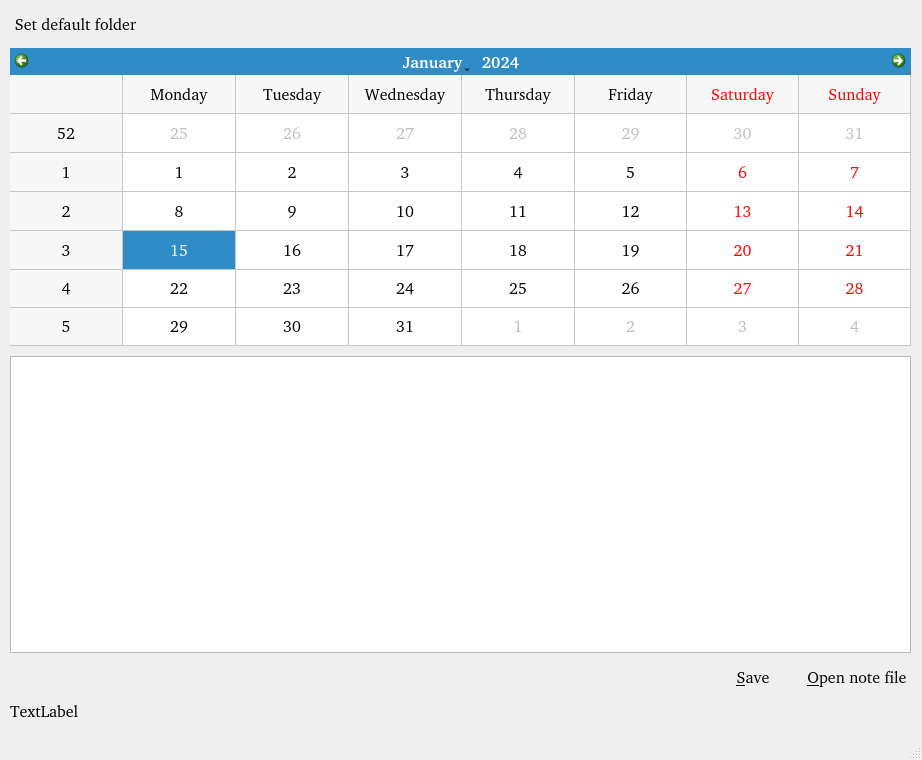
Old version of the form mainwindow.ui in the repository camilasan/moodtracker.
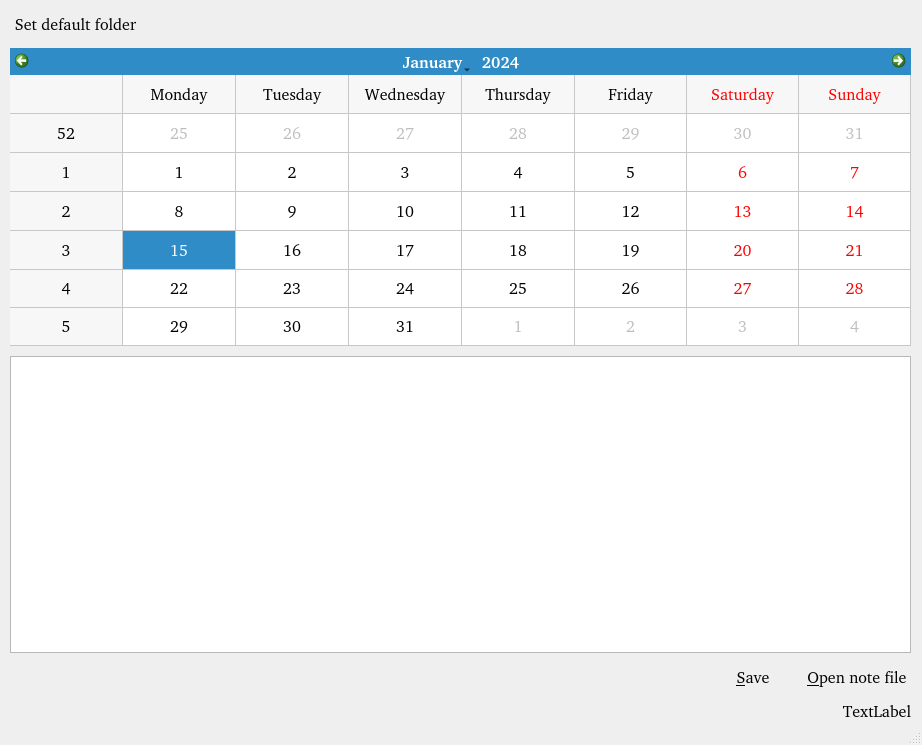
New version of the form. Icons and pictures are not drawn.

Commit message: Add label with info about the app.

The edit to the form file:
```diff
--- a/mainwindow.ui
+++ b/mainwindow.ui
@@ -7,7 +7,7 @@
     <x>0</x>
     <y>0</y>
     <width>922</width>
-    <height>760</height>
+    <height>745</height>
    </rect>
   </property>
   <property name="font">
@@ -45,7 +45,7 @@
       <x>0</x>
       <y>0</y>
       <width>921</width>
-      <height>731</height>
+      <height>721</height>
      </rect>
     </property>
     <layout class="QVBoxLayout" name="verticalLayout">
@@ -62,7 +62,7 @@
       <number>10</number>
      </property>
      <property name="bottomMargin">
-      <number>10</number>
+      <number>0</number>
      </property>
      <item>
       <layout class="QHBoxLayout" name="horizontalLayout_3">
@@ -213,9 +213,27 @@
      </item>
      <item>
       <widget class="QLabel" name="aboutLabel">
+       <property name="frameShape">
+        <enum>QFrame::NoFrame</enum>
+       </property>
+       <property name="lineWidth">
+        <number>0</number>
+       </property>
        <property name="text">
         <string>TextLabel</string>
        </property>
+       <property name="textFormat">
+        <enum>Qt::RichText</enum>
+       </property>
+       <property name="alignment">
+        <set>Qt::AlignBottom|Qt::AlignRight|Qt::AlignTrailing</set>
+       </property>
+       <property name="margin">
+        <number>0</number>
+       </property>
+       <property name="openExternalLinks">
+        <bool>true</bool>
+       </property>
       </widget>
      </item>
     </layout>
```
The commit also changes 1 other file.
